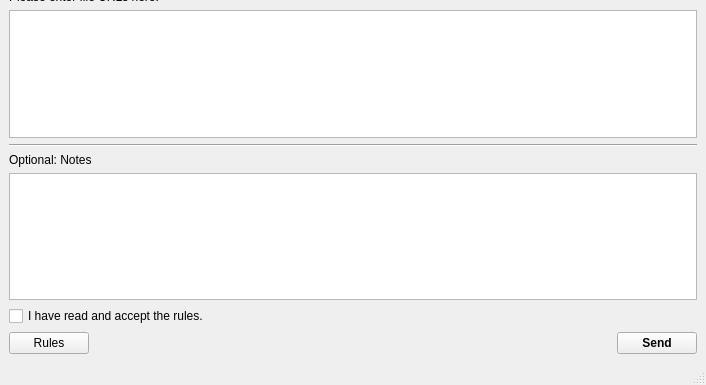
Old version of the form OTModules/wContentSearch/wsuggestfiles.ui in the repository pietr26/OMSI-Tools; both pictures show x 0 to 706 and y 172 to 557 of the 706 by 557 pixel window.
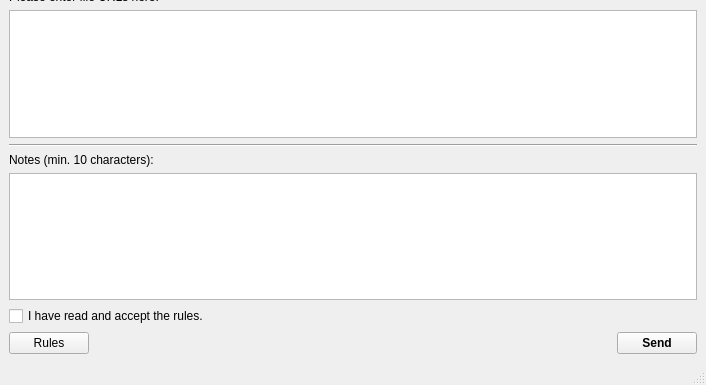
New version of the form. Icons and pictures are not drawn.

Commit message: Added min character to file suggestion

Diff of the .ui file:
```diff
--- a/OTModules/wContentSearch/wsuggestfiles.ui
+++ b/OTModules/wContentSearch/wsuggestfiles.ui
@@ -63,7 +63,7 @@
     <item>
      <widget class="QLabel" name="lblNotes">
       <property name="text">
-       <string>Optional: Notes</string>
+       <string>Notes (min. 10 characters):</string>
       </property>
      </widget>
     </item>
```
The commit also changes 3 other files.
